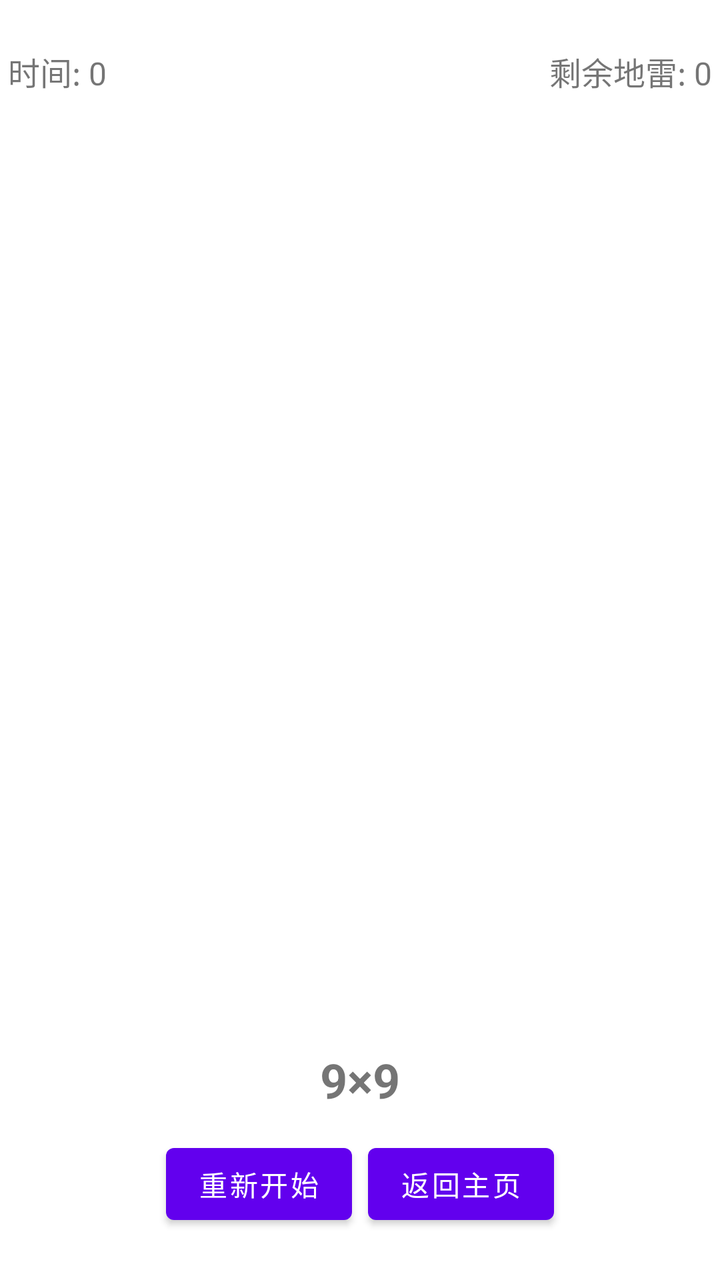
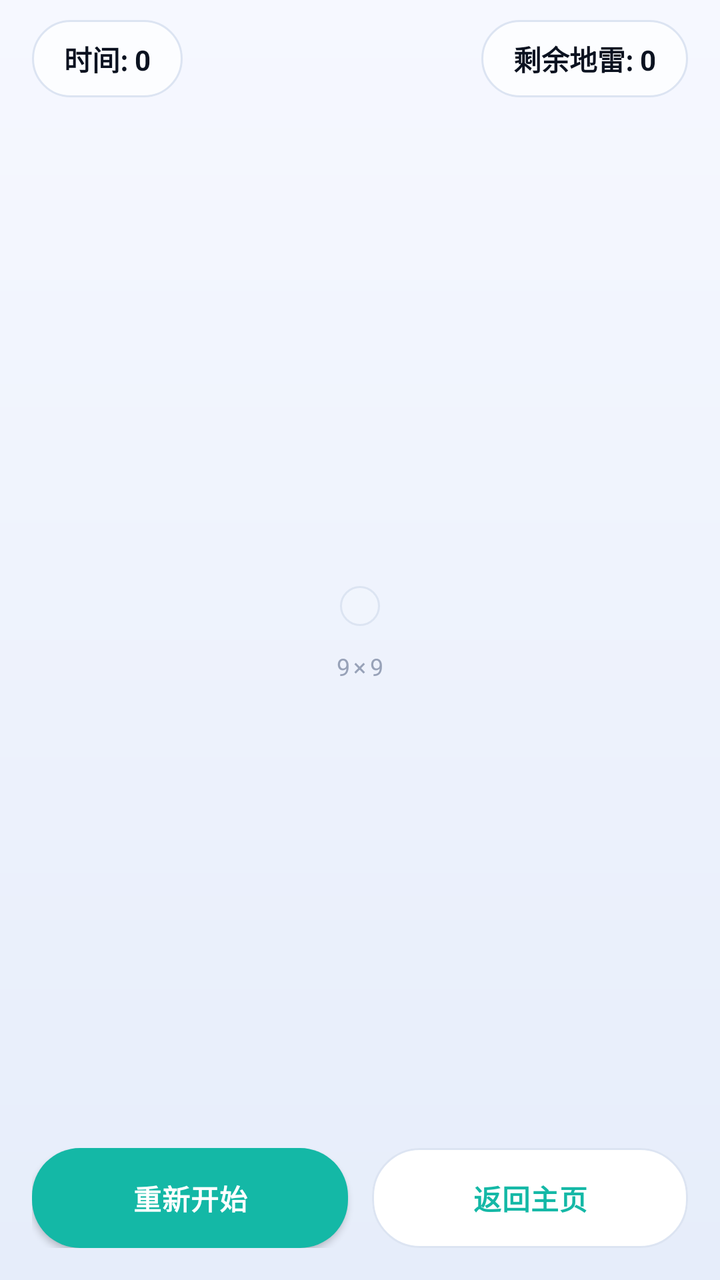

An Android layout rendered at two revisions. The XML below is the earlier revision; the diff shows what the commit changed to produce the second picture.
<!-- AndroidManifest.xml: application theme Theme.Minesweeper -->
<!-- res/layout/activity_game.xml -->
<?xml version="1.0" encoding="utf-8"?>
<LinearLayout xmlns:android="http://schemas.android.com/apk/res/android"
    android:layout_width="match_parent"
    android:layout_height="match_parent"
    android:orientation="vertical"
    android:paddingTop="24dp"
    android:paddingBottom="24dp"
    android:paddingLeft="4dp"
    android:paddingRight="4dp">

    <LinearLayout
        android:layout_width="match_parent"
        android:layout_height="wrap_content"
        android:orientation="horizontal"
        android:gravity="center_vertical"
        android:layout_marginBottom="4dp">

        <TextView
            android:id="@+id/tvTimer"
            android:layout_width="wrap_content"
            android:layout_height="wrap_content"
            android:text="时间: 0"
            android:textSize="16sp"/>

        <Space
            android:layout_width="0dp"
            android:layout_height="wrap_content"
            android:layout_weight="1"/>

        <TextView
            android:id="@+id/tvMineCount"
            android:layout_width="wrap_content"
            android:layout_height="wrap_content"
            android:text="剩余地雷: 0"
            android:textSize="16sp"/>
    </LinearLayout>

    <FrameLayout
        android:layout_width="match_parent"
        android:layout_height="0dp"
        android:layout_weight="1">

        <GridLayout
            android:id="@+id/gridLayout"
            android:layout_width="wrap_content"
            android:layout_height="wrap_content"
            android:layout_gravity="center"/>
    </FrameLayout>

    <TextView
        android:id="@+id/tvGridSize"
        android:layout_width="wrap_content"
        android:layout_height="wrap_content"
        android:layout_gravity="center"
        android:text="9×9"
        android:textSize="24sp"
        android:textStyle="bold"
        android:layout_marginTop="8dp"
        android:layout_marginBottom="8dp"/>

    <LinearLayout
        android:layout_width="match_parent"
        android:layout_height="wrap_content"
        android:orientation="horizontal"
        android:gravity="center"
        android:layout_marginTop="4dp">

        <Button
            android:id="@+id/btnRestart"
            android:layout_width="wrap_content"
            android:layout_height="wrap_content"
            android:text="重新开始"
            android:layout_marginEnd="8dp"/>

        <Button
            android:id="@+id/btnHome"
            android:layout_width="wrap_content"
            android:layout_height="wrap_content"
            android:text="返回主页"/>

    </LinearLayout>

</LinearLayout>
<!-- resources referenced by this layout -->
<resources>
  <style name="Theme.Minesweeper" parent="Theme.MaterialComponents.DayNight.DarkActionBar">
          
          <item name="colorPrimary">@color/purple_500</item>
          <item name="colorPrimaryVariant">@color/purple_700</item>
          <item name="colorOnPrimary">@color/white</item>
          
          <item name="colorSecondary">@color/teal_200</item>
          <item name="colorSecondaryVariant">@color/teal_700</item>
          <item name="colorOnSecondary">@color/black</item>
          
          <item name="android:statusBarColor">?attr/colorPrimaryVariant</item>
          
      </style>
  <color name="purple_500">#FF6200EE</color>
  <color name="purple_700">#FF3700B3</color>
  <color name="white">#FFFFFFFF</color>
  <color name="teal_200">#FF03DAC5</color>
  <color name="teal_700">#FF018786</color>
  <color name="black">#FF000000</color>
</resources>

<!-- the commit's change to res/layout/activity_game.xml (unified diff, before → after) -->
@@ -1,83 +1,121 @@
 <?xml version="1.0" encoding="utf-8"?>
 <LinearLayout xmlns:android="http://schemas.android.com/apk/res/android"
+    xmlns:app="http://schemas.android.com/apk/res-auto"
     android:layout_width="match_parent"
     android:layout_height="match_parent"
+    android:background="@drawable/bg_gradient"
     android:orientation="vertical"
-    android:paddingTop="24dp"
-    android:paddingBottom="24dp"
-    android:paddingLeft="4dp"
-    android:paddingRight="4dp">
+    android:paddingStart="16dp"
+    android:paddingTop="10dp"
+    android:paddingEnd="16dp"
+    android:paddingBottom="16dp">
 
+    
     <LinearLayout
         android:layout_width="match_parent"
         android:layout_height="wrap_content"
-        android:orientation="horizontal"
         android:gravity="center_vertical"
-        android:layout_marginBottom="4dp">
+        android:orientation="horizontal">
 
         <TextView
             android:id="@+id/tvTimer"
             android:layout_width="wrap_content"
             android:layout_height="wrap_content"
+            android:background="@drawable/bg_chip"
+            android:paddingStart="16dp"
+            android:paddingTop="9dp"
+            android:paddingEnd="16dp"
+            android:paddingBottom="9dp"
             android:text="时间: 0"
-            android:textSize="16sp"/>
+            android:textColor="@color/text_primary"
+            android:textSize="14sp"
+            android:textStyle="bold" />
 
         <Space
             android:layout_width="0dp"
-            android:layout_height="wrap_content"
-            android:layout_weight="1"/>
+            android:layout_height="1dp"
+            android:layout_weight="1" />
 
         <TextView
             android:id="@+id/tvMineCount"
             android:layout_width="wrap_content"
             android:layout_height="wrap_content"
+            android:background="@drawable/bg_chip"
+            android:paddingStart="16dp"
+            android:paddingTop="9dp"
+            android:paddingEnd="16dp"
+            android:paddingBottom="9dp"
             android:text="剩余地雷: 0"
-            android:textSize="16sp"/>
+            android:textColor="@color/text_primary"
+            android:textSize="14sp"
+            android:textStyle="bold" />
     </LinearLayout>
 
+    
     <FrameLayout
+        android:id="@+id/boardArea"
         android:layout_width="match_parent"
         android:layout_height="0dp"
+        android:layout_marginTop="12dp"
         android:layout_weight="1">
 
-        <GridLayout
-            android:id="@+id/gridLayout"
+        <LinearLayout
             android:layout_width="wrap_content"
             android:layout_height="wrap_content"
-            android:layout_gravity="center"/>
+            android:layout_gravity="center"
+            android:gravity="center_horizontal"
+            android:orientation="vertical">
+
+            <FrameLayout
+                android:id="@+id/boardContainer"
+                android:layout_width="wrap_content"
+                android:layout_height="wrap_content"
+                android:background="@drawable/bg_board"
+                android:padding="10dp">
+
+                <LinearLayout
+                    android:id="@+id/boardGrid"
+                    android:layout_width="wrap_content"
+                    android:layout_height="wrap_content"
+                    android:orientation="vertical" />
+            </FrameLayout>
+
+            <TextView
+                android:id="@+id/tvGridSize"
+                android:layout_width="wrap_content"
+                android:layout_height="wrap_content"
+                android:layout_marginTop="12dp"
+                android:letterSpacing="0.15"
+                android:text="9×9"
+                android:textColor="@color/text_tertiary"
+                android:textSize="12sp" />
+        </LinearLayout>
     </FrameLayout>
 
-    <TextView
-        android:id="@+id/tvGridSize"
-        android:layout_width="wrap_content"
-        android:layout_height="wrap_content"
-        android:layout_gravity="center"
-        android:text="9×9"
-        android:textSize="24sp"
-        android:textStyle="bold"
-        android:layout_marginTop="8dp"
-        android:layout_marginBottom="8dp"/>
-
+    
     <LinearLayout
         android:layout_width="match_parent"
         android:layout_height="wrap_content"
-        android:orientation="horizontal"
-        android:gravity="center"
-        android:layout_marginTop="4dp">
+        android:orientation="horizontal">
 
         <Button
             android:id="@+id/btnRestart"
-            android:layout_width="wrap_content"
-            android:layout_height="wrap_content"
-            android:text="重新开始"
-            android:layout_marginEnd="8dp"/>
+            style="@style/Widget.Minesweeper.Button.Primary.Small"
+            android:layout_width="0dp"
+            android:layout_height="50dp"
+            android:layout_weight="1"
+            android:text="重新开始" />
+
+        <Space
+            android:layout_width="12dp"
+            android:layout_height="1dp" />
 
         <Button
             android:id="@+id/btnHome"
-            android:layout_width="wrap_content"
-            android:layout_height="wrap_content"
-            android:text="返回主页"/>
-
+            style="@style/Widget.Minesweeper.Button.Secondary.Small"
+            android:layout_width="0dp"
+            android:layout_height="50dp"
+            android:layout_weight="1"
+            android:text="返回主页" />
     </LinearLayout>
-
 </LinearLayout>
<!-- resource entries referenced after the edit -->
@@ -1,23 +1,114 @@
 <!-- resources referenced by this layout -->
 <resources>
-  <style name="Theme.Minesweeper" parent="Theme.MaterialComponents.DayNight.DarkActionBar">
+  <color name="text_primary">#FF0B1220</color>
+  <color name="text_tertiary">#FF98A2B8</color>
+  <!-- drawable bg_board (drawable) -->
+  <?xml version="1.0" encoding="utf-8"?>
+  <shape xmlns:android="http://schemas.android.com/apk/res/android"
+      android:shape="rectangle">
+      <solid android:color="@color/surface_soft" />
+      <corners android:radius="18dp" />
+      <stroke
+          android:width="1dp"
+          android:color="@color/stroke" />
+  </shape>
+  <!-- drawable bg_chip (drawable) -->
+  <?xml version="1.0" encoding="utf-8"?>
+  <shape xmlns:android="http://schemas.android.com/apk/res/android"
+      android:shape="rectangle">
+      <solid android:color="@color/surface_translucent" />
+      <corners android:radius="100dp" />
+      <stroke
+          android:width="1dp"
+          android:color="@color/stroke" />
+  </shape>
+  <!-- drawable bg_gradient (drawable) -->
+  <?xml version="1.0" encoding="utf-8"?>
+  <shape xmlns:android="http://schemas.android.com/apk/res/android"
+      android:shape="rectangle">
+      <gradient
+          android:angle="270"
+          android:startColor="@color/bg_base"
+          android:endColor="@color/bg_end"
+          android:type="linear" />
+  </shape>
+  <style name="Widget.Minesweeper.Button.Primary.Small" parent="Widget.Minesweeper.Button.Primary">
+          <item name="android:textSize">14sp</item>
+          <item name="cornerRadius">24dp</item>
+          <item name="elevation">3dp</item>
+      </style>
+  <style name="Widget.Minesweeper.Button.Secondary.Small" parent="Widget.Minesweeper.Button.Secondary">
+          <item name="android:textSize">14sp</item>
+          <item name="cornerRadius">24dp</item>
+      </style>
+  <style name="Theme.Minesweeper" parent="Theme.MaterialComponents.DayNight.NoActionBar">
           
-          <item name="colorPrimary">@color/purple_500</item>
-          <item name="colorPrimaryVariant">@color/purple_700</item>
-          <item name="colorOnPrimary">@color/white</item>
+          <item name="colorPrimary">@color/accent</item>
+          <item name="colorPrimaryVariant">@color/accent_dark</item>
+          <item name="colorOnPrimary">@color/on_accent</item>
+          <item name="colorSecondary">@color/accent_2</item>
+          <item name="colorSecondaryVariant">@color/accent_dark</item>
+          <item name="colorOnSecondary">@color/on_accent</item>
+  
           
-          <item name="colorSecondary">@color/teal_200</item>
-          <item name="colorSecondaryVariant">@color/teal_700</item>
-          <item name="colorOnSecondary">@color/black</item>
+          <item name="android:windowBackground">@color/bg_base</item>
           
-          <item name="android:statusBarColor">?attr/colorPrimaryVariant</item>
+          <item name="android:statusBarColor">@android:color/transparent</item>
+          <item name="android:windowDrawsSystemBarBackgrounds">true</item>
+          <item name="android:windowLayoutInDisplayCutoutMode" tools:targetApi="p">shortEdges</item>
+          <item name="android:forceDarkAllowed" tools:targetApi="q">false</item>
+  
           
+          <item name="alertDialogTheme">@style/ThemeOverlay.Minesweeper.AlertDialog</item>
+          <item name="materialAlertDialogTheme">@style/ThemeOverlay.Minesweeper.AlertDialog</item>
       </style>
-  <color name="purple_500">#FF6200EE</color>
-  <color name="purple_700">#FF3700B3</color>
-  <color name="white">#FFFFFFFF</color>
-  <color name="teal_200">#FF03DAC5</color>
-  <color name="teal_700">#FF018786</color>
-  <color name="black">#FF000000</color>
+  <color name="surface_soft">#FFF1F5FD</color>
+  <color name="stroke">#FFDCE4F2</color>
+  <color name="surface_translucent">#B8FFFFFF</color>
+  <color name="bg_base">#FFF6F8FF</color>
+  <color name="bg_end">#FFE6EDFA</color>
+  <style name="Widget.Minesweeper.Button.Primary" parent="Widget.MaterialComponents.Button">
+          <item name="android:textSize">16sp</item>
+          <item name="android:textStyle">bold</item>
+          <item name="android:textAllCaps">false</item>
+          <item name="android:letterSpacing">0.02</item>
+          <item name="android:textColor">@color/btn_text_primary</item>
+          <item name="android:insetTop">0dp</item>
+          <item name="android:insetBottom">0dp</item>
+          <item name="android:minWidth">0dp</item>
+          <item name="android:minHeight">0dp</item>
+          <item name="backgroundTint">@color/btn_tint_primary</item>
+          <item name="cornerRadius">28dp</item>
+          <item name="elevation">5dp</item>
+          <item name="rippleColor">#33FFFFFF</item>
+      </style>
+  <style name="Widget.Minesweeper.Button.Secondary" parent="Widget.MaterialComponents.Button.OutlinedButton">
+          <item name="android:textSize">16sp</item>
+          <item name="android:textStyle">bold</item>
+          <item name="android:letterSpacing">0.02</item>
+          <item name="android:textColor">@color/btn_text_secondary</item>
+          <item name="android:insetTop">0dp</item>
+          <item name="android:insetBottom">0dp</item>
+          <item name="android:minWidth">0dp</item>
+          <item name="android:minHeight">0dp</item>
+          <item name="backgroundTint">@color/btn_tint_secondary</item>
+          <item name="strokeColor">@color/stroke</item>
+          <item name="strokeWidth">1dp</item>
+          <item name="cornerRadius">26dp</item>
+          <item name="elevation">0dp</item>
+          <item name="rippleColor">#2214B8A6</item>
+      </style>
+  <color name="accent">#FF14B8A6</color>
+  <color name="accent_dark">#FF0D9488</color>
+  <color name="on_accent">#FFFFFFFF</color>
+  <color name="accent_2">#FF38BDF8</color>
+  <style name="ThemeOverlay.Minesweeper.AlertDialog" parent="ThemeOverlay.MaterialComponents.MaterialAlertDialog">
+          <item name="colorPrimary">@color/accent</item>
+          <item name="shapeAppearanceOverlay">@style/ShapeAppearance.Minesweeper.Dialog</item>
+      </style>
+  <style name="ShapeAppearance.Minesweeper.Dialog" parent="">
+          <item name="cornerFamily">rounded</item>
+          <item name="cornerSize">20dp</item>
+      </style>
 </resources>
 
